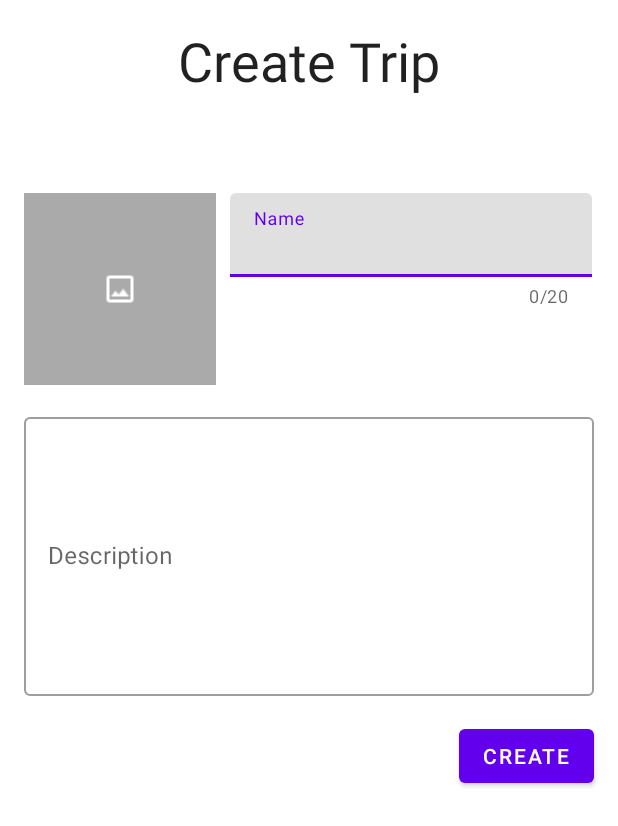
After one commit to Alainrroser/swift-travel, an Android app: the layout activity_create_trip.xml on its own in the app's theme, with its tools: preview values and no code run, on a phone screen of 412 x 824 dp. The commit adds this screen. Shown: the top 826 px of the screen. Run offline under Robolectric (Android 15) with nearby library versions, the phone set to English and light mode, and no system bars.

Commit message:
US #01 Add trip
- Added the create trip screen
- You can select an image and enter a name and a description
- Added floating action button to main to start create trip

```diff
--- a/app/build.gradle
+++ b/app/build.gradle
@@ -33,7 +33,8 @@ dependencies {
     implementation 'androidx.appcompat:appcompat:1.3.0'
     implementation 'com.google.android.material:material:1.3.0'
     implementation 'androidx.constraintlayout:constraintlayout:2.0.4'
-    testImplementation 'junit:junit:4.+'
+    implementation 'com.github.dhaval2404:imagepicker:2.1'
+    testImplementation 'junit:junit:4.13.2'
     androidTestImplementation 'androidx.test.ext:junit:1.1.2'
     androidTestImplementation 'androidx.test.espresso:espresso-core:3.3.0'
 }
--- a/app/src/main/AndroidManifest.xml
+++ b/app/src/main/AndroidManifest.xml
@@ -9,6 +9,7 @@
         android:roundIcon="@mipmap/ic_launcher_round"
         android:supportsRtl="true"
         android:theme="@style/Theme.SwiftTravel">
+        <activity android:name=".CreateTrip" />
         <activity android:name=".TripDetailsActivity" />
         <activity android:name=".MainActivity">
             <intent-filter>
--- /dev/null
+++ b/app/src/main/res/layout/activity_create_trip.xml
@@ -0,0 +1,99 @@
+<?xml version="1.0" encoding="utf-8"?>
+<androidx.constraintlayout.widget.ConstraintLayout xmlns:android="http://schemas.android.com/apk/res/android"
+    xmlns:app="http://schemas.android.com/apk/res-auto"
+    xmlns:tools="http://schemas.android.com/tools"
+    android:id="@+id/createTripLayout"
+    android:layout_width="match_parent"
+    android:layout_height="match_parent"
+    tools:context=".CreateTrip">
+
+    <androidx.constraintlayout.widget.Guideline
+        android:id="@+id/guidelineRight"
+        android:layout_width="wrap_content"
+        android:layout_height="wrap_content"
+        android:orientation="vertical"
+        app:layout_constraintGuide_end="16dp" />
+
+    <androidx.constraintlayout.widget.Guideline
+        android:id="@+id/guidelineLeft"
+        android:layout_width="wrap_content"
+        android:layout_height="wrap_content"
+        android:orientation="vertical"
+        app:layout_constraintGuide_begin="16dp" />
+
+    <TextView
+        android:id="@+id/createTrip"
+        android:layout_width="wrap_content"
+        android:layout_height="wrap_content"
+        android:layout_marginTop="16dp"
+        android:fontFamily="sans-serif"
+        android:text="@string/create_trip_title"
+        android:textAllCaps="false"
+        android:textAppearance="@android:style/TextAppearance.Material.Widget.Toolbar.Title"
+        android:textSize="36sp"
+        app:layout_constraintEnd_toStartOf="@+id/guidelineRight"
+        app:layout_constraintStart_toStartOf="@+id/guidelineLeft"
+        app:layout_constraintTop_toTopOf="parent" />
+
+    <ImageButton
+        android:id="@+id/placeHolderImage"
+        android:layout_width="128dp"
+        android:layout_height="128dp"
+        android:layout_marginTop="64dp"
+        android:background="@android:color/darker_gray"
+        android:contentDescription="@string/trip_image_place_holder_description"
+        android:scaleType="center"
+        android:src="@drawable/image_placeholder"
+        app:layout_constraintStart_toStartOf="@+id/guidelineLeft"
+        app:layout_constraintTop_toBottomOf="@+id/createTrip" />
+
+    <com.google.android.material.textfield.TextInputLayout
+        android:id="@+id/tripNameLayout"
+        android:layout_width="241dp"
+        android:layout_height="81dp"
+        android:layout_marginStart="8dp"
+        android:layout_marginTop="64dp"
+        app:counterEnabled="true"
+        app:counterMaxLength="20"
+        app:errorEnabled="true"
+        app:layout_constraintEnd_toStartOf="@+id/guidelineRight"
+        app:layout_constraintStart_toEndOf="@+id/placeHolderImage"
+        app:layout_constraintTop_toBottomOf="@+id/createTrip">
+
+        <com.google.android.material.textfield.TextInputEditText
+            android:id="@+id/tripNameEdit"
+            android:layout_width="match_parent"
+            android:layout_height="wrap_content"
+            android:hint="@string/trip_name_hint"
+            android:inputType="text" />
+    </com.google.android.material.textfield.TextInputLayout>
+
+    <com.google.android.material.textfield.TextInputLayout
+        android:id="@+id/tripDescriptionLayout"
+        style="@style/Widget.MaterialComponents.TextInputLayout.OutlinedBox"
+        android:layout_width="380dp"
+        android:layout_height="191dp"
+        android:layout_marginTop="16dp"
+        app:layout_constraintEnd_toStartOf="@+id/guidelineRight"
+        app:layout_constraintStart_toStartOf="@+id/guidelineLeft"
+        app:layout_constraintTop_toBottomOf="@+id/placeHolderImage">
+
+        <com.google.android.material.textfield.TextInputEditText
+            android:id="@+id/tripDescriptionEdit"
+            android:layout_width="match_parent"
+            android:layout_height="match_parent"
+            android:hint="@string/trip_description_hint"
+            android:inputType="textMultiLine" />
+    </com.google.android.material.textfield.TextInputLayout>
+
+    <Button
+        android:id="@+id/create"
+        android:layout_width="wrap_content"
+        android:layout_height="wrap_content"
+        android:layout_marginTop="16dp"
+        android:text="@string/trip_create_button_text"
+        app:layout_constraintEnd_toStartOf="@+id/guidelineRight"
+        app:layout_constraintTop_toBottomOf="@+id/tripDescriptionLayout" />
+
+
+</androidx.constraintlayout.widget.ConstraintLayout>
--- a/app/src/main/res/values/strings.xml
+++ b/app/src/main/res/values/strings.xml
@@ -1,4 +1,11 @@
 <resources>
     <string name="app_name">Swift-Travel</string>
     <string name="travel_title">Trips</string>
+    <string name="create_trip_title">Create Trip</string>
+    <string name="trip_name_hint">Name</string>
+    <string name="trip_name_error">You have to enter a name</string>
+    <string name="trip_description_hint">Description</string>
+    <string name="trip_image_place_holder_description">Place Holder image for a trip</string>
+    <string name="trip_create_button_text">Create</string>
+    <string name="add_trip">Add Trip</string>
 </resources>
--- a/build.gradle
+++ b/build.gradle
@@ -17,6 +17,7 @@ allprojects {
         google()
         mavenCentral()
         jcenter() // Warning: this repository is going to shut down soon
+        maven {url "https://jitpack.io"}
     }
 }
 
```
Also changed, not shown: app/src/main/java/ch/bbcag/swift_travel/CreateTrip.java (added, +119 -0 lines), app/src/main/java/ch/bbcag/swift_travel/MainActivity.java (+11 -0 lines), app/src/main/java/ch/bbcag/swift_travel/model/Trip.java (+28 -1 lines), app/src/main/res/layout/activity_main.xml (+10 -0 lines), app/src/main/res/drawable/add.png (added), app/src/main/res/drawable/image_placeholder.png (added), app/src/main/res/image_white_24dp.svg (added), app/src/main/res/outline_image_white_24dp.png (added), 1 other file.
